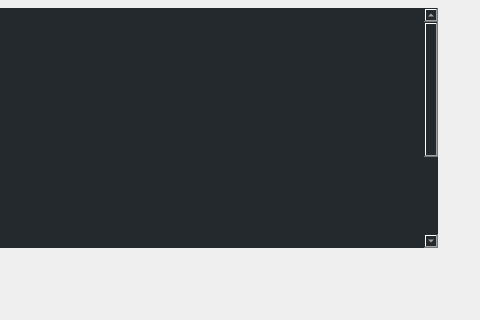
lakshya076/Cinematch, file UI/ui_main.ui: the form before one commit; both pictures show x 798 to 1278 and y 196 to 516 of the 1278 by 776 pixel window.
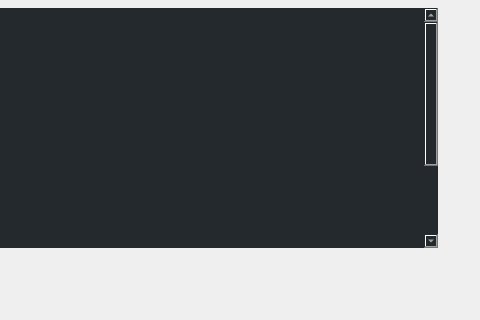
The form after the commit. The open tabs and pages were chosen to show the change. Icons and pictures are not drawn. Custom widgets are drawn as their Qt base class.

The edit to the form file:
```diff
--- a/UI/ui_main.ui
+++ b/UI/ui_main.ui
@@ -2902,40 +2902,24 @@
                  </property>
                  <property name="html">
                   <string>&lt;!DOCTYPE HTML PUBLIC &quot;-//W3C//DTD HTML 4.0//EN&quot; &quot;http://www.w3.org/TR/REC-html40/strict.dtd&quot;&gt;
-                   &lt;html&gt;&lt;head&gt;&lt;meta name=&quot;qrichtext&quot; content=&quot;1&quot; /&gt;&lt;style
-                   type=&quot;text/css&quot;&gt;
-                   p, li { white-space: pre-wrap; }
-                   &lt;/style&gt;&lt;/head&gt;&lt;body style=&quot; font-family:'MS Shell Dlg 2'; font-size:14pt;
-                   font-weight:400; font-style:normal;&quot;&gt;
-                   &lt;p style=&quot; margin-top:0px; margin-bottom:0px; margin-left:0px; margin-right:0px;
-                   -qt-block-indent:0; text-indent:0px;&quot;&gt; &lt;/p&gt;
-                   &lt;p style=&quot; margin-top:0px; margin-bottom:0px; margin-left:0px; margin-right:0px;
-                   -qt-block-indent:0; text-indent:0px;&quot;&gt; &lt;/p&gt;
-                   &lt;p style=&quot; margin-top:0px; margin-bottom:0px; margin-left:0px; margin-right:0px;
-                   -qt-block-indent:0; text-indent:0px;&quot;&gt; &lt;/p&gt;
-                   &lt;p style=&quot; margin-top:0px; margin-bottom:0px; margin-left:0px; margin-right:0px;
-                   -qt-block-indent:0; text-indent:0px;&quot;&gt; &lt;/p&gt;
-                   &lt;p style=&quot; margin-top:0px; margin-bottom:0px; margin-left:0px; margin-right:0px;
-                   -qt-block-indent:0; text-indent:0px;&quot;&gt; &lt;/p&gt;
-                   &lt;p style=&quot; margin-top:0px; margin-bottom:0px; margin-left:0px; margin-right:0px;
-                   -qt-block-indent:0; text-indent:0px;&quot;&gt; &lt;/p&gt;
-                   &lt;p style=&quot; margin-top:0px; margin-bottom:0px; margin-left:0px; margin-right:0px;
-                   -qt-block-indent:0; text-indent:0px;&quot;&gt; &lt;/p&gt;
-                   &lt;p style=&quot; margin-top:0px; margin-bottom:0px; margin-left:0px; margin-right:0px;
-                   -qt-block-indent:0; text-indent:0px;&quot;&gt; &lt;/p&gt;
-                   &lt;p style=&quot; margin-top:0px; margin-bottom:0px; margin-left:0px; margin-right:0px;
-                   -qt-block-indent:0; text-indent:0px;&quot;&gt; &lt;/p&gt;
-                   &lt;p style=&quot; margin-top:0px; margin-bottom:0px; margin-left:0px; margin-right:0px;
-                   -qt-block-indent:0; text-indent:0px;&quot;&gt; &lt;/p&gt;
-                   &lt;p style=&quot; margin-top:0px; margin-bottom:0px; margin-left:0px; margin-right:0px;
-                   -qt-block-indent:0; text-indent:0px;&quot;&gt; &lt;/p&gt;
-                   &lt;p style=&quot; margin-top:0px; margin-bottom:0px; margin-left:0px; margin-right:0px;
-                   -qt-block-indent:0; text-indent:0px;&quot;&gt; &lt;/p&gt;
-                   &lt;p style=&quot; margin-top:0px; margin-bottom:0px; margin-left:0px; margin-right:0px;
-                   -qt-block-indent:0; text-indent:0px;&quot;&gt; &lt;/p&gt;
-                   &lt;p style=&quot; margin-top:0px; margin-bottom:0px; margin-left:0px; margin-right:0px;
-                   -qt-block-indent:0; text-indent:0px;&quot;&gt; &lt;/p&gt;&lt;/body&gt;&lt;/html&gt;
-                  </string>
+&lt;html&gt;&lt;head&gt;&lt;meta name=&quot;qrichtext&quot; content=&quot;1&quot; /&gt;&lt;style type=&quot;text/css&quot;&gt;
+p, li { white-space: pre-wrap; }
+&lt;/style&gt;&lt;/head&gt;&lt;body style=&quot; font-family:'MS Shell Dlg 2'; font-size:14pt; font-weight:400; font-style:normal;&quot;&gt;
+&lt;p style=&quot; margin-top:0px; margin-bottom:0px; margin-left:0px; margin-right:0px; -qt-block-indent:0; text-indent:0px;&quot;&gt;                   &lt;/p&gt;
+&lt;p style=&quot; margin-top:0px; margin-bottom:0px; margin-left:0px; margin-right:0px; -qt-block-indent:0; text-indent:0px;&quot;&gt;                    &lt;/p&gt;
+&lt;p style=&quot; margin-top:0px; margin-bottom:0px; margin-left:0px; margin-right:0px; -qt-block-indent:0; text-indent:0px;&quot;&gt;                    &lt;/p&gt;
+&lt;p style=&quot; margin-top:0px; margin-bottom:0px; margin-left:0px; margin-right:0px; -qt-block-indent:0; text-indent:0px;&quot;&gt;                    &lt;/p&gt;
+&lt;p style=&quot; margin-top:0px; margin-bottom:0px; margin-left:0px; margin-right:0px; -qt-block-indent:0; text-indent:0px;&quot;&gt;                    &lt;/p&gt;
+&lt;p style=&quot; margin-top:0px; margin-bottom:0px; margin-left:0px; margin-right:0px; -qt-block-indent:0; text-indent:0px;&quot;&gt;                    &lt;/p&gt;
+&lt;p style=&quot; margin-top:0px; margin-bottom:0px; margin-left:0px; margin-right:0px; -qt-block-indent:0; text-indent:0px;&quot;&gt;                    &lt;/p&gt;
+&lt;p style=&quot; margin-top:0px; margin-bottom:0px; margin-left:0px; margin-right:0px; -qt-block-indent:0; text-indent:0px;&quot;&gt;                    &lt;/p&gt;
+&lt;p style=&quot; margin-top:0px; margin-bottom:0px; margin-left:0px; margin-right:0px; -qt-block-indent:0; text-indent:0px;&quot;&gt;                    &lt;/p&gt;
+&lt;p style=&quot; margin-top:0px; margin-bottom:0px; margin-left:0px; margin-right:0px; -qt-block-indent:0; text-indent:0px;&quot;&gt;                    &lt;/p&gt;
+&lt;p style=&quot; margin-top:0px; margin-bottom:0px; margin-left:0px; margin-right:0px; -qt-block-indent:0; text-indent:0px;&quot;&gt;                    &lt;/p&gt;
+&lt;p style=&quot; margin-top:0px; margin-bottom:0px; margin-left:0px; margin-right:0px; -qt-block-indent:0; text-indent:0px;&quot;&gt;                    &lt;/p&gt;
+&lt;p style=&quot; margin-top:0px; margin-bottom:0px; margin-left:0px; margin-right:0px; -qt-block-indent:0; text-indent:0px;&quot;&gt;                    &lt;/p&gt;
+&lt;p style=&quot; margin-top:0px; margin-bottom:0px; margin-left:0px; margin-right:0px; -qt-block-indent:0; text-indent:0px;&quot;&gt;                    &lt;/p&gt;
+&lt;p style=&quot; margin-top:0px; margin-bottom:0px; margin-left:0px; margin-right:0px; -qt-block-indent:0; text-indent:0px;&quot;&gt;                   &lt;/p&gt;&lt;/body&gt;&lt;/html&gt;</string>
                  </property>
                 </widget>
                </item>
```
Left out of the diff: 113 changed lines with no effect on the pictures.
